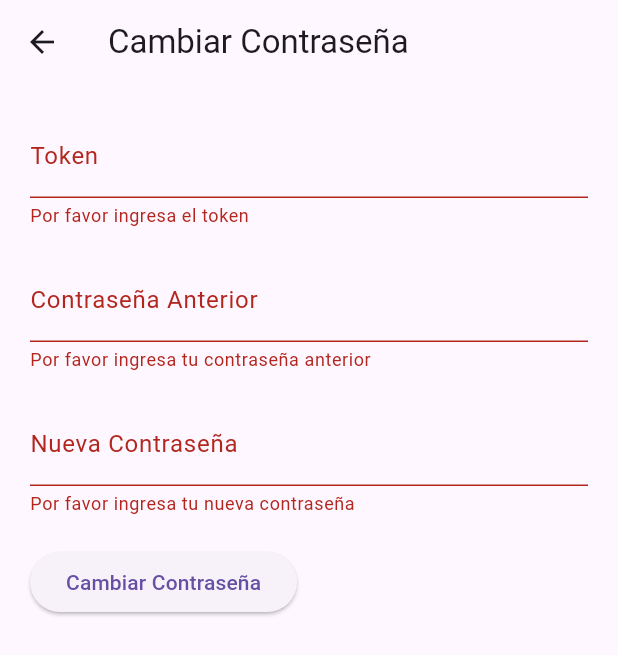
After one commit to ManuelDLCS/ProyectoFinal, a Flutter app: the CambiarClaveScreen screen opened directly, after a tap on "Cambiar Contraseña", on a phone screen of 412 x 824 dp. The commit adds this screen. Shown: the top 655 px of the screen. Run offline on Flutter 3.47's test engine with Material 3 defaults, Android fonts, the light colour scheme and no system bars; our stand-ins replace carousel_slider, google_maps_flutter, shared_preferences, sqflite, youtube_player_flutter; accounts and stored records are empty.

Commit message:
First Commit

```diff
--- /dev/null
+++ b/lib/clave.dart
@@ -0,0 +1,127 @@
+import 'package:flutter/material.dart';
+import 'package:http/http.dart' as http;
+import 'dart:convert';
+
+class CambiarClaveScreen extends StatelessWidget {
+  @override
+  Widget build(BuildContext context) {
+    return Scaffold(
+      appBar: AppBar(
+        title: Text('Cambiar Contraseña'),
+      ),
+      body: Padding(
+        padding: EdgeInsets.all(20.0),
+        child: CambiarClaveForm(),
+      ),
+    );
+  }
+}
+
+class CambiarClaveForm extends StatefulWidget {
+  @override
+  _CambiarClaveFormState createState() => _CambiarClaveFormState();
+}
+
+class _CambiarClaveFormState extends State<CambiarClaveForm> {
+  final _formKey = GlobalKey<FormState>();
+  late String _token;
+  late String _oldPassword;
+  late String _newPassword;
+
+  Future<void> _cambiarClave() async {
+    final url =
+        Uri.parse('https://adamix.net/defensa_civil/def/cambiar_clave.php');
+    final response = await http.post(url, body: {
+      'token': _token,
+      'clave_anterior': _oldPassword,
+      'clave_nueva': _newPassword,
+    });
+
+    if (response.statusCode == 200) {
+      final responseData = jsonDecode(response.body);
+      final bool success = responseData['exito'];
+      if (success) {
+        ScaffoldMessenger.of(context).showSnackBar(SnackBar(
+          content: Text('Contraseña cambiada exitosamente'),
+          backgroundColor: Colors.green,
+        ));
+      } else {
+        final String errorMessage = responseData['mensaje'];
+        ScaffoldMessenger.of(context).showSnackBar(SnackBar(
+          content: Text(errorMessage),
+          backgroundColor: Colors.red,
+        ));
+      }
+    } else {
+      print('Error al cambiar la contraseña: ${response.body}');
+    }
+  }
+
+  @override
+  Widget build(BuildContext context) {
+    return Form(
+      key: _formKey,
+      child: Column(
+        crossAxisAlignment: CrossAxisAlignment.start,
+        children: <Widget>[
+          TextFormField(
+            decoration: InputDecoration(
+              labelText: 'Token',
+            ),
+            validator: (value) {
+              if (value == null || value.isEmpty) {
+                return 'Por favor ingresa el token';
+              }
+              return null;
+            },
+            onSaved: (value) {
+              _token = value!;
+            },
+          ),
+          SizedBox(height: 20),
+          TextFormField(
+            decoration: InputDecoration(
+              labelText: 'Contraseña Anterior',
+            ),
+            obscureText: true,
+            validator: (value) {
+              if (value == null || value.isEmpty) {
+                return 'Por favor ingresa tu contraseña anterior';
+              }
+              return null;
+            },
+            onSaved: (value) {
+              _oldPassword = value!;
+            },
+          ),
+          SizedBox(height: 20),
+          TextFormField(
+            decoration: InputDecoration(
+              labelText: 'Nueva Contraseña',
+            ),
+            obscureText: true,
+            validator: (value) {
+              if (value == null || value.isEmpty) {
+                return 'Por favor ingresa tu nueva contraseña';
+              }
+              return null;
+            },
+            onSaved: (value) {
+              _newPassword = value!;
+            },
+          ),
+          SizedBox(height: 20),
+          ElevatedButton(
+            onPressed: () {
+              if (_formKey.currentState!.validate()) {
+                _formKey.currentState!.save();
+                _cambiarClave();
+              }
+            },
+            child: Text('Cambiar Contraseña'),
+          ),
+        ],
+      ),
+    );
+  }
+}
--- /dev/null
+++ b/lib/userdata.dart
@@ -0,0 +1,5 @@
+class UserData {
+  static String correo = '';
+  static String clave = '';
+  static String token = '';
+}
```
Also changed, not shown: lib/acceder.dart (+28 -3 lines), lib/navbar.dart (+11 -0 lines).
